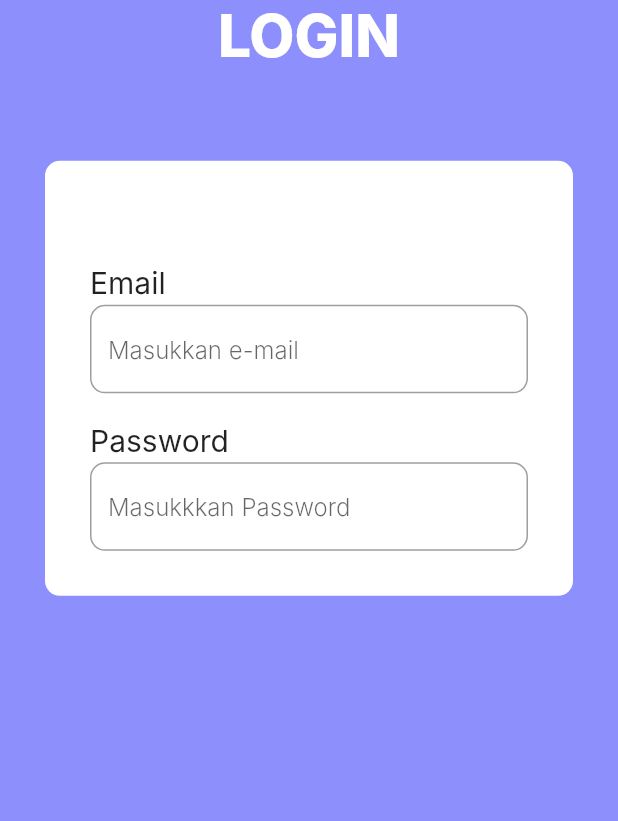
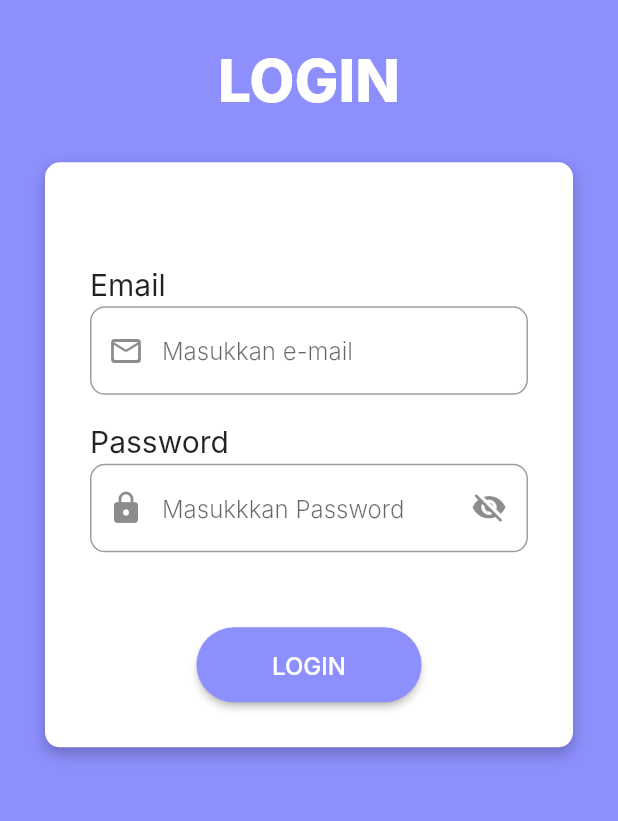
Before and after one commit to Malikibrah1m/project_NbCarwash_Mobile, a Flutter app: the screen it shows after launch, on a phone screen of 412 x 824 dp, the part 306-1127 px from its top. Run offline on Flutter 3.47's test engine with Material 2 defaults, Android fonts, the phone set to English and light mode, and no system bars; missing offline and left inert: splash_screen_view; Roboto replaces fonts that are missing (Inter).

Commit message:
merubah tampilan

```diff
--- a/lib/page view/login.dart
+++ b/lib/page view/login.dart
@@ -1,7 +1,28 @@
 import 'package:flutter/material.dart';
+import 'package:projectcarwash/page%20view/home.dart';
 
-class Login extends StatelessWidget {
+class Login extends StatefulWidget {
   const Login({super.key});
+
+  @override
+  State<Login> createState() => _LoginState();
+}
+
+class _LoginState extends State<Login> {
+  TextEditingController emailCon = TextEditingController();
+  TextEditingController passwordCon = TextEditingController();
+  final textFieldFocusNode = FocusNode();
+  bool _obscured = false;
+
+  void _toggleObscured() {
+    setState(() {
+      _obscured = !_obscured;
+      if (textFieldFocusNode.hasPrimaryFocus)
+        return; // If focus is on text field, dont unfocus
+      textFieldFocusNode.canRequestFocus =
+          false; // Prevents focus if tap on eye
+    });
+  }
 
   @override
   Widget build(BuildContext context) {
@@ -21,6 +42,7 @@ class Login extends StatelessWidget {
                 // height: 200,
               ),
             ),
+            SizedBox(height: 30),
             Text(
               "LOGIN",
               style: TextStyle(
@@ -32,16 +54,21 @@ class Login extends StatelessWidget {
               textAlign: TextAlign.center,
             ),
             SizedBox(
-              height: 30,
+              height: 1,
             ),
             Padding(
               padding: const EdgeInsets.all(30),
               child: Container(
                 padding: EdgeInsets.all(30),
                 decoration: BoxDecoration(
-                  color: Colors.white,
-                  borderRadius: BorderRadius.circular(10),
-                ),
+                    color: Colors.white,
+                    borderRadius: BorderRadius.circular(10),
+                    boxShadow: [
+                      BoxShadow(
+                          blurRadius: 8,
+                          offset: Offset(0, 4),
+                          color: Colors.black.withOpacity(.25))
+                    ]),
                 child: Column(
                   crossAxisAlignment: CrossAxisAlignment.start,
                   children: [
@@ -55,7 +82,10 @@ class Login extends StatelessWidget {
                     ),
                     SizedBox(height: 2),
                     TextField(
+                      controller: emailCon,
                       decoration: InputDecoration(
+                          prefixIcon:
+                              Icon(Icons.mail_outline_rounded, size: 24),
                           border: OutlineInputBorder(
                               borderRadius: BorderRadius.circular(10)),
                           hintText: 'Masukkan e-mail',
@@ -70,7 +100,24 @@ class Login extends StatelessWidget {
                     ),
                     SizedBox(height: 2),
                     TextField(
+                      controller: passwordCon,
+                      keyboardType: TextInputType.visiblePassword,
+                      obscureText: !_obscured,
+                      focusNode: textFieldFocusNode,
                       decoration: InputDecoration(
+                          prefixIcon: Icon(Icons.lock_rounded, size: 24),
+                          suffixIcon: Padding(
+                            padding: const EdgeInsets.fromLTRB(0, 0, 4, 0),
+                            child: GestureDetector(
+                              onTap: _toggleObscured,
+                              child: Icon(
+                                _obscured
+                                    ? Icons.visibility_rounded
+                                    : Icons.visibility_off_rounded,
+                                size: 24,
+                              ),
+                            ),
+                          ),
                           border: OutlineInputBorder(
                               borderRadius: BorderRadius.circular(10)),
                           hintText: "Masukkkan Password",
@@ -78,6 +125,31 @@ class Login extends StatelessWidget {
                             fontFamily: "Inter",
                             fontWeight: FontWeight.w300,
                           )),
+                    ),
+                    SizedBox(height: 50),
+                    Center(
+                      child: SizedBox(
+                        width: 150,
+                        height: 50,
+                        child: ElevatedButton(
+                          style:
+                              ElevatedButton.styleFrom(shape: StadiumBorder()),
+                          child: Text(
+                            "LOGIN",
+                            style: TextStyle(
+                              fontFamily: "Inter",
+                              fontSize: 16,
+                              color: Colors.white,
+                            ),
+                          ),
+                          onPressed: () {
+                            Navigator.pushReplacement(
+                                context,
+                                MaterialPageRoute(
+                                    builder: (context) => Home()));
+                          },
+                        ),
+                      ),
                     )
                   ],
                 ),
```
Also changed, not shown: lib/page view/home.dart (added, +26 -0 lines).
